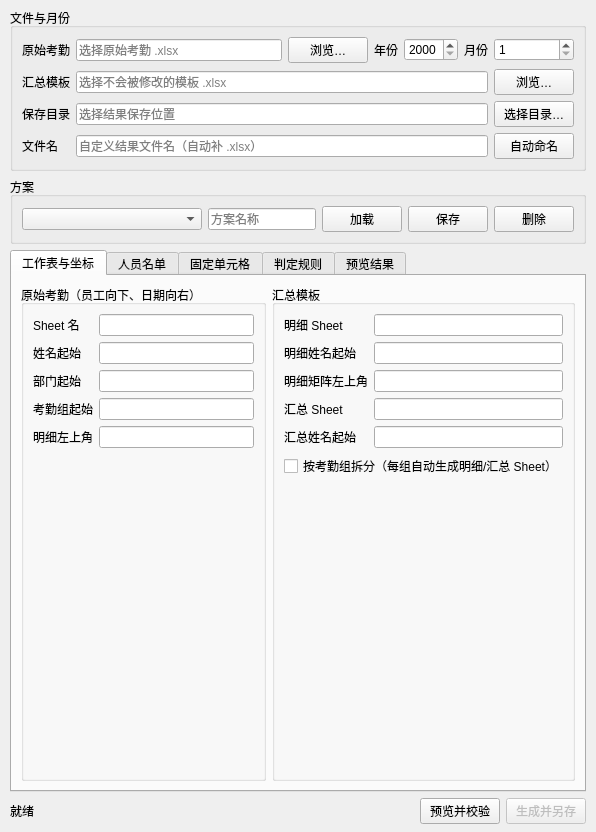
The window that file_toolbox/gui/forms/attendance_dialog.ui (FelixJI/file-toolbox) describes before a commit, drawn with Qt 5.
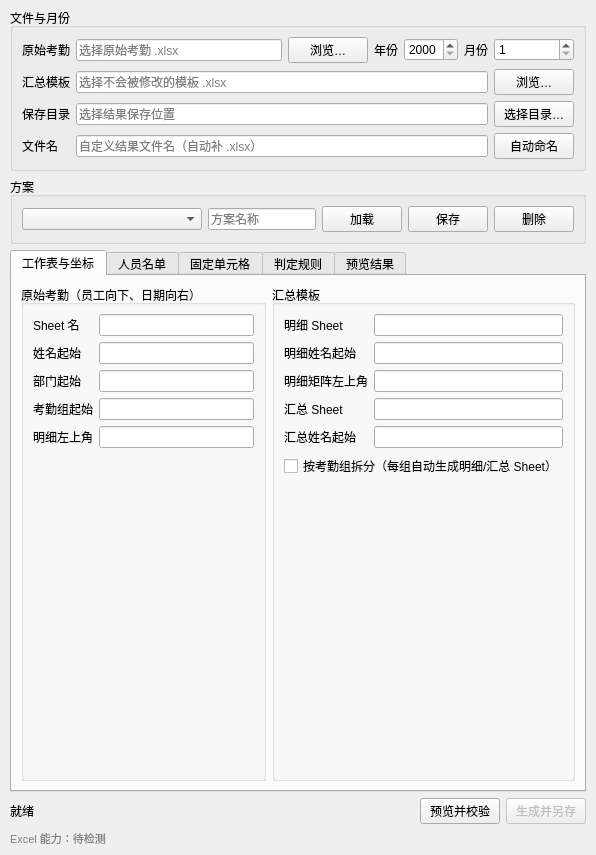
The same window after the commit.

Commit message: feat(gui): 统一引擎能力并验证便携成品关键路径 (#150)

```diff
--- a/file_toolbox/gui/forms/attendance_dialog.ui
+++ b/file_toolbox/gui/forms/attendance_dialog.ui
@@ -174,6 +174,7 @@
      <item><widget class="QPushButton" name="btn_generate"><property name="enabled"><bool>false</bool></property><property name="text"><string>生成并另存</string></property></widget></item>
     </layout>
    </item>
+   <item><widget class="QLabel" name="label_excel_status"><property name="styleSheet"><string notr="true">color: gray; font-size: 11px;</string></property><property name="wordWrap"><bool>true</bool></property><property name="text"><string>Excel 能力：待检测</string></property></widget></item>
   </layout>
  </widget>
  <resources/>
```
The commit also changes 35 other files.
